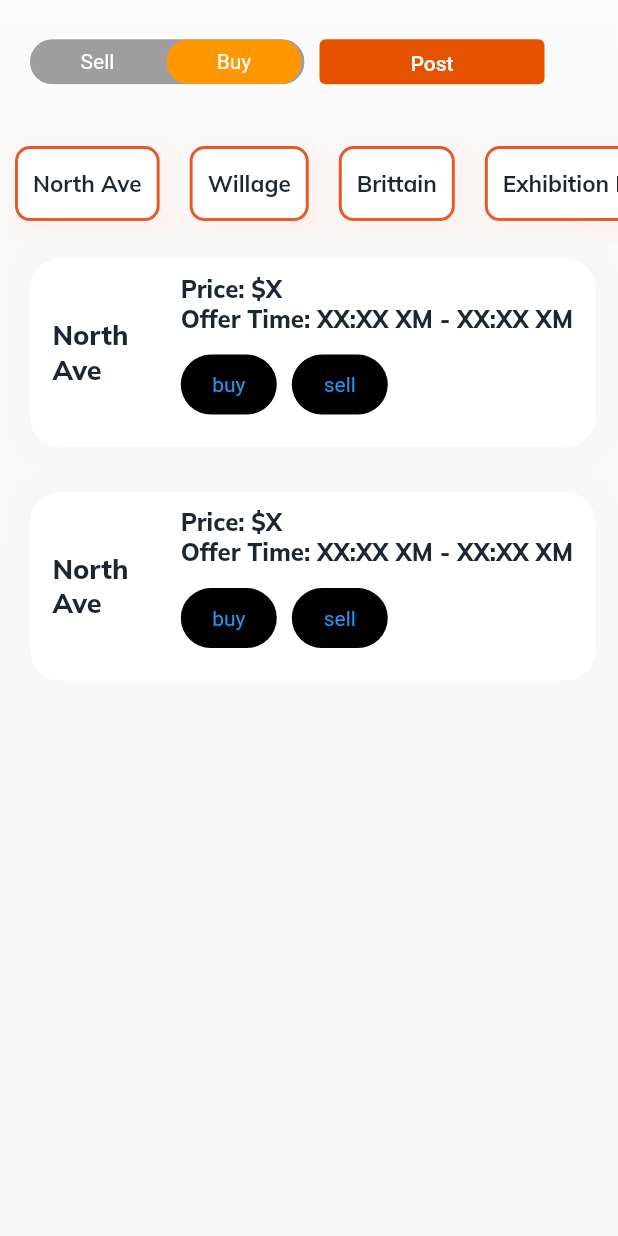
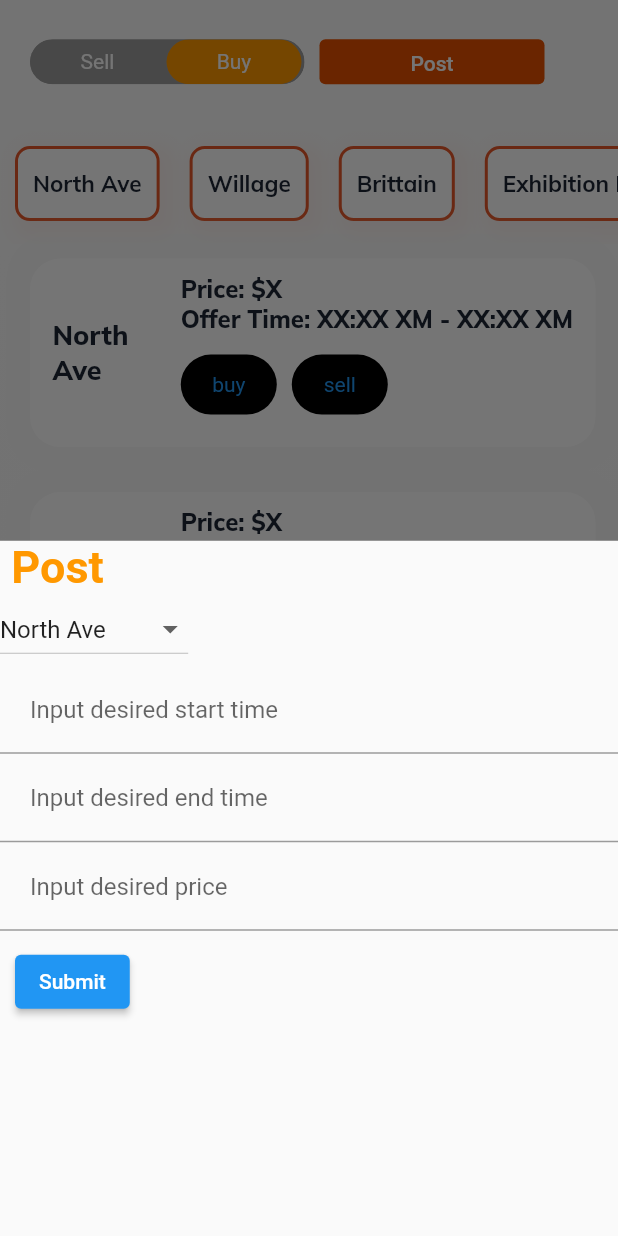
Before and after one commit to thecharlesjenkins/CryptoMeal, a Flutter app: the screen it shows after launch, scrolled down 54 dp, after a tap on "Post", on a phone screen of 412 x 824 dp. Run offline on Flutter 3.47's test engine with Material 2 defaults, Android fonts, the phone set to English and light mode, and no system bars; drawn by our look-alikes of toggle_switch; our stand-ins replace firebase_core, google_fonts; accounts and stored records are empty.

Commit message:
made bottom pop up post

```diff
--- a/lib/src/pages/home_page.dart
+++ b/lib/src/pages/home_page.dart
@@ -5,6 +5,7 @@ import 'package:crypto_meal/src/widgets/product_icon.dart';
 import 'package:flutter/gestures.dart';
 import 'package:flutter/material.dart';
 import 'package:toggle_switch/toggle_switch.dart';
+import 'postClass.dart';
 
 class MyHomePage extends StatefulWidget {
   MyHomePage({Key? key, required this.title}) : super(key: key);
@@ -16,6 +17,10 @@ class MyHomePage extends StatefulWidget {
 }
 
 class _MyHomePageState extends State<MyHomePage> {
+  late String type;
+  late int optionId;
+  bool showPopup = false;
+
   Widget _categoryWidget() {
     return Container(
       width: AppTheme.fullWidth(context),
@@ -71,7 +76,7 @@ class _MyHomePageState extends State<MyHomePage> {
     );
   }
 
-  Widget _postButton() {
+  Widget _postButton(BuildContext context) {
     return Container(
       //  margin: EdgeInsets.symmetric(vertical: 10),
       width: 150, //AppTheme.fullWidth(context),
@@ -81,7 +86,9 @@ class _MyHomePageState extends State<MyHomePage> {
           primary: Colors.white,
           backgroundColor: Colors.orange[900],
         ),
-        onPressed: () {},
+        onPressed: () {
+          _postBottomSheet(context);
+        },
         child: Text('Post'),
       ),
     );
@@ -100,14 +107,14 @@ class _MyHomePageState extends State<MyHomePage> {
                 SizedBox(width: 20),
                 _toggleBar(),
                 SizedBox(width: 10),
-                _postButton(),
+                _postButton(context),
               ],
             )
           ],
         ));
   }
 
-  String dropdownValue = "North Ave";
+  String dropdownValue = 'North Ave';
 
   Widget dropDown() {
     return Container(
@@ -171,29 +178,6 @@ class _MyHomePageState extends State<MyHomePage> {
         ));
   }
 
-/*
-   Widget _topBar() {
-    return Container(
-      margin: EdgeInsets.symmetric(vertical: 10),
-      width: AppTheme.fullWidth(context),
-      height: AppTheme.fullWidth(context) * 0.2,
-      child: GridView(
-        gridDelegate: SliverGridDelegateWithFixedCrossAxisCount(
-            crossAxisCount: 1,
-            childAspectRatio: 3,
-            mainAxisSpacing: 30,
-            crossAxisSpacing: 20),
-        padding: EdgeInsets.only(left: 20),
-        //scrollDirection: Axis.vertical,
-        children:  <Widget>[
-           // _search(),
-           _toggleBar(),
-
-          ],
-      ),
-    );
-  } */
-
   Widget _productWidget() {
     return Container(
       margin: EdgeInsets.symmetric(vertical: 10),
@@ -226,40 +210,12 @@ class _MyHomePageState extends State<MyHomePage> {
     );
   }
 
-/*
-  Widget _search() {
-    return Container(
-      margin: AppTheme.padding,
-      child: Row(
-        children: <Widget>[
-          Expanded(
-            child: Container(
-              height: 40,
-              alignment: Alignment.center,
-              decoration: BoxDecoration(
-                  color: LightColor.lightGrey.withAlpha(100),
-                  borderRadius: BorderRadius.all(Radius.circular(10))),
-              child: TextField(
-                decoration: InputDecoration(
-                    border: InputBorder.none,
-                    hintText: "Search Products",
-                    hintStyle: TextStyle(fontSize: 12),
-                    contentPadding:
-                        EdgeInsets.only(left: 10, right: 10, bottom: 0, top: 5),
-                    prefixIcon: Icon(Icons.search, color: Colors.black54)),
-              ),
-            ),
-          ),
-          SizedBox(width: 20),
-          _icon(Icons.filter_list, color: Colors.black54)
-        ],
-      ),
-    );
-  }
-  */
-
   @override
   Widget build(BuildContext context) {
+    if (showPopup) {
+      _postBottomSheet(context);
+    }
+
     return Container(
       //height: MediaQuery.of(context).size.height - 210,
       height: MediaQuery.of(context).size.height,
@@ -280,4 +236,111 @@ class _MyHomePageState extends State<MyHomePage> {
       ),
     );
   }
+
+  //Bottom sheet
+  final GlobalKey<FormState> _formKey = GlobalKey<FormState>();
+  String start = "";
+  String end = "";
+  String price = "";
+
+  void _postBottomSheet(context) {
+    showModalBottomSheet(
+        context: context,
+        builder: (BuildContext) {
+          String dining = 'North Ave';
+          return StatefulBuilder(builder: (context, setState) {
+            return Flexible(
+                child: Container(
+                    height: MediaQuery.of(context).size.height * 0.60,
+                    child: Form(
+                        key: _formKey,
+                        child: Column(
+                            crossAxisAlignment: CrossAxisAlignment.start,
+                            children: <Widget>[
+                              Text("\tPost",
+                                  style: TextStyle(
+                                    fontSize: 30,
+                                    fontWeight: FontWeight.bold,
+                                    color: Colors.orange,
+                                  )),
+                              DropdownButton<String>(
+                                value: dining,
+                                onChanged: (String? newValue) {
+                                  setState(() {
+                                    dining = newValue!;
+                                  });
+                                },
+                                items: <String>[
+                                  'North Ave',
+                                  'Willage',
+                                  'Brittain',
+                                  'Exhibition Hall'
+                                ].map<DropdownMenuItem<String>>((String value) {
+                                  return DropdownMenuItem<String>(
+                                    value: value,
+                                    child: Text(value),
+                                  );
+                                }).toList(),
+                              ),
+                              TextFormField(
+                                onSaved: (String? value) {
+                                  start = value ?? "";
+                                },
+                                decoration: const InputDecoration(
+                                    hintText: 'Input desired start time',
+                                    contentPadding: EdgeInsets.all(20.0)),
+                                textAlign: TextAlign.left,
+                                validator: (String? value) {
+                                  if (value == null || value.isEmpty) {
+                                    return 'Please enter some text';
+                                  }
+                                  return null;
+                                },
+                              ),
+                              TextFormField(
+                                onSaved: (String? value) {
+                                  end = value ?? "";
+                                },
+                                decoration: const InputDecoration(
+                                    hintText: 'Input desired end time',
+                                    contentPadding: EdgeInsets.all(20.0)),
+                                textAlign: TextAlign.left,
+                                validator: (String? value) {
+                                  if (value == null || value.isEmpty) {
+                                    return 'Please enter some text';
+                                  }
+                                  return null;
+                                },
+                              ),
+                              TextFormField(
+                                onSaved: (String? value) {
+                                  price = value ?? "";
+                                },
+                                decoration: const InputDecoration(
+                                    hintText: 'Input desired price',
+                                    contentPadding: EdgeInsets.all(20.0)),
+                                textAlign: TextAlign.left,
+                                validator: (String? value) {
+                                  if (value == null || value.isEmpty) {
+                                    return 'Please enter some text';
+                                  }
+                                  return null;
+                                },
+                              ),
+                              Padding(
+                                  padding: const EdgeInsets.symmetric(
+                                      vertical: 10.0, horizontal: 10.0),
+                                  child: ElevatedButton(
+                                    onPressed: () {
+                                      if (_formKey.currentState!.validate()) {
+                                        _formKey.currentState?.save();
+                                        postClass(start, end, price, dining);
+                                      }
+                                    },
+                                    child: const Text('Submit'),
+                                  ))
+                            ]))));
+          });
+        });
+  }
 }
--- /dev/null
+++ b/lib/src/pages/postClass.dart
@@ -0,0 +1,8 @@
+class postClass {
+  String startTime;
+  String endTime;
+  String price;
+  String location;
+
+  postClass(this.startTime, this.endTime, this.price, this.location);
+}
```
